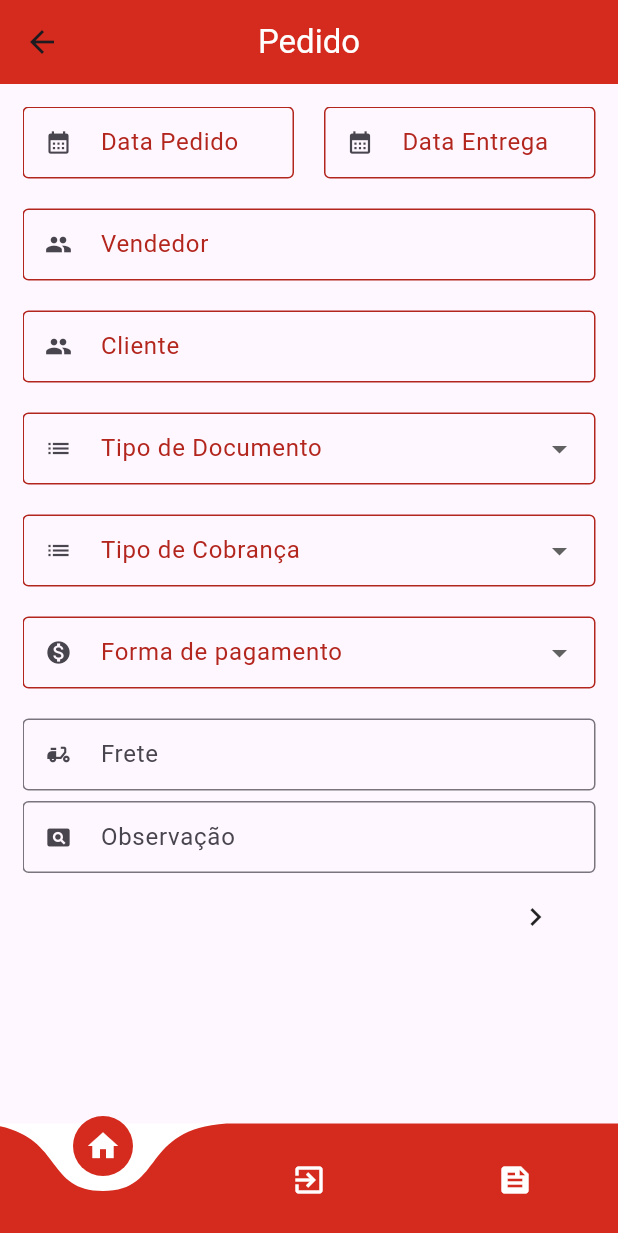
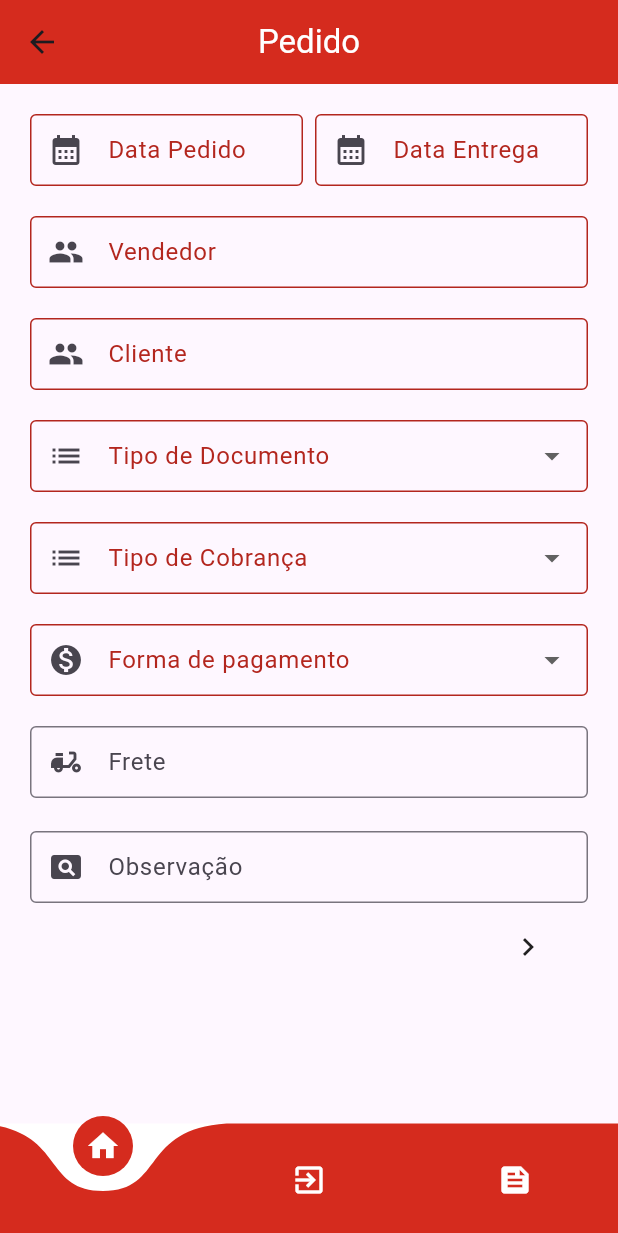
Before and after one commit to kelidss/StikVendas, a Flutter app: the PedidoPage screen opened directly, on a phone screen of 412 x 824 dp. Shown: the top 1233 px of the screen. Run offline on Flutter 3.47's test engine with Material 3 defaults, Android fonts, the phone set to English and light mode, and no system bars; drawn by our look-alikes of curved_navigation_bar; our stand-ins replace awesome_dialog, carousel_slider, mask_text_input_formatter, percent_indicator.

Commit message:
ajuste em pedidopage

```diff
--- a/lib/Views/PedidoPage.dart
+++ b/lib/Views/PedidoPage.dart
@@ -37,11 +37,10 @@
         DtEntregaController.text.isNotEmpty &&
         VendedorController.text.isNotEmpty &&
         ClienteController.text.isNotEmpty;
-    // &&
-    // TpDocumentoController.text.isNotEmpty &&
-    //  TipoCobracaController.text.isNotEmpty &&
-    // FormaPgtoController.text.isNotEmpty &&
-    //  FreteController.text.isNotEmpty;
+    //&&
+    //  TpDocumentoController.text.isNotEmpty &&
+    // TipoCobracaController.text.isNotEmpty &&
+    //  FormaPgtoController.text.isNotEmpty;
   }
 
   _avancarParaProximaPagina1() {
@@ -51,7 +50,7 @@
         curve: Curves.easeInOut,
       );
     } else {
-      /* AwesomeDialog(
+      AwesomeDialog(
         context: context,
         dialogType: DialogType.warning,
         animType: AnimType.scale,
@@ -60,15 +59,13 @@
           Navigator.push(context,
               MaterialPageRoute(builder: (context) => const PedidoPage()));
         },
-      ).show();*/
+      ).show();
     }
   }
 
   _todosCamposPreenchidos2() {
-    return
-        //ArtigoController.text.isNotEmpty &&
-        // DetArtigoController.text.isNotEmpty &&
-
+    return //ArtigoController.text.isNotEmpty &&
+        //   DetArtigoController.text.isNotEmpty &&
         UndController.text.isNotEmpty &&
             QtdController.text.isNotEmpty &&
             VrBaseController.text.isNotEmpty &&
@@ -83,7 +80,7 @@
         curve: Curves.easeInOut,
       );
     } else {
-      /* AwesomeDialog(
+      AwesomeDialog(
         context: context,
         dialogType: DialogType.warning,
         animType: AnimType.scale,
@@ -92,13 +89,17 @@
           Navigator.pushReplacement(context,
               MaterialPageRoute(builder: (context) => const PedidoPage()));
         },
-      ).show();*/
+      ).show();
     }
   }
 
   @override
   Widget build(BuildContext context) {
     return Scaffold(
+      // floatingActionButton: FloatingActionButton(
+      // backgroundColor: Colors.green,
+      // onPressed: () {},
+      //    ),
       appBar: AppBar(
         // appBar: PreferredSize(
         // preferredSize: Size.fromHeight(80),
@@ -113,7 +114,7 @@
         backgroundColor: const Color(0xFFD52B1E),
       ),
       body: Padding(
-        padding: const EdgeInsets.all(15.0),
+        padding: const EdgeInsets.all(20.0),
         child: PageView(
           physics: const NeverScrollableScrollPhysics(),
           controller: _pageController,
@@ -130,11 +131,12 @@
                       child: TextFormField(
                         controller: DtPedidoController,
                         decoration: InputDecoration(
-                          prefixIcon: Icon(Icons.calendar_month),
+                            prefixIcon: const Icon(Icons.calendar_month),
                             hintText: '00/00/0000',
                             border: const OutlineInputBorder(),
-                          isDense: true,
+                            isDense: false,
                             labelText: 'Data Pedido',
+
                             //       errorText: DtPedidoController.text.isEmpty ? 'campo obrigatorio' : null,
                             //    errorBorder: OutlineInputBorder(
                             // borderSide: BorderSide(color: Colors.red)
@@ -146,10 +148,12 @@
                                     states.contains(MaterialState.error)
                                         ? Theme.of(context).colorScheme.error
                                         : Colors.green;
-                              return TextStyle(color: color, letterSpacing: 1);
+                                return TextStyle(
+                                    color: color, letterSpacing: 1);
                               },
                             ),
-                        ),
+                            contentPadding: const EdgeInsets.symmetric(
+                                vertical: 10, horizontal: 20)),
                         inputFormatters: [
                           MaskTextInputFormatter(mask: '##/##/####')
                         ],
@@ -158,13 +162,13 @@
                           if (value == null || value == '') {
                             return '';
                           }
-                          return null;
+                          //  return null;
                         },
                         autovalidateMode: AutovalidateMode.always,
                       ),
                     ),
 
-                    const SizedBox(width: 20), // Espaçamento entre os campos
+                    const SizedBox(width: 8), // Espaçamento entre os campos
                     Expanded(
                       child: TextFormField(
                         controller: DtEntregaController,
@@ -172,7 +176,7 @@
                             prefixIcon: const Icon(Icons.calendar_month),
                             hintText: '00/00/0000',
                             border: const OutlineInputBorder(),
-                          isDense: true,
+                            isDense: false,
                             labelText: 'Data Entrega',
                             floatingLabelStyle:
                                 MaterialStateTextStyle.resolveWith(
@@ -181,10 +185,12 @@
                                     states.contains(MaterialState.error)
                                         ? Theme.of(context).colorScheme.error
                                         : Colors.green;
-                              return TextStyle(color: color, letterSpacing: 1);
+                                return TextStyle(
+                                    color: color, letterSpacing: 1);
                               },
                             ),
-                        ),
+                            contentPadding: const EdgeInsets.symmetric(
+                                vertical: 10, horizontal: 20)),
                         inputFormatters: [
                           MaskTextInputFormatter(mask: '##/##/####')
                         ],
@@ -206,7 +212,7 @@
                   decoration: InputDecoration(
                       prefixIcon: const Icon(Icons.people),
                       border: const OutlineInputBorder(),
-                      isDense: true,
+                      isDense: false,
                       labelText: 'Vendedor',
                       floatingLabelStyle: MaterialStateTextStyle.resolveWith(
                           (Set<MaterialState> states) {
@@ -214,12 +220,14 @@
                             ? Theme.of(context).colorScheme.error
                             : Colors.green;
                         return TextStyle(color: color, letterSpacing: 1);
-                      })),
+                      }),
+                      contentPadding: const EdgeInsets.symmetric(
+                          vertical: 10, horizontal: 20)),
                   validator: (String? value) {
                     if (value == null || value == '') {
                       return '';
                     }
-                    return null;
+                    //  return null;
                   },
                   autovalidateMode: AutovalidateMode.always,
                 ),
@@ -229,17 +237,19 @@
                   decoration: InputDecoration(
                       prefixIcon: const Icon(Icons.people),
                       border: const OutlineInputBorder(),
-                    isDense: true,
+                      isDense: false,
                       labelText: 'Cliente',
                       floatingLabelStyle: MaterialStateTextStyle.resolveWith(
                         (Set<MaterialState> states) {
-                        final Color color = states.contains(MaterialState.error)
+                          final Color color =
+                              states.contains(MaterialState.error)
                                   ? Theme.of(context).colorScheme.error
                                   : Colors.green;
                           return TextStyle(color: color, letterSpacing: 1);
                         },
                       ),
-                  ),
+                      contentPadding: const EdgeInsets.symmetric(
+                          vertical: 10, horizontal: 20)),
                   validator: (String? value) {
                     if (value == null || value == '') {
                       return '';
@@ -270,18 +280,20 @@
                       prefixIcon: const Icon(Icons.list),
                       border: const OutlineInputBorder(),
                       //  contentPadding: EdgeInsets.fromLTRB(12, 20, 12, 10),
-                    isDense: true,
+                      isDense: false,
                       // floatingLabelBehavior: FloatingLabelBehavior.auto,
                       labelText: 'Tipo de Documento',
                       floatingLabelStyle: MaterialStateTextStyle.resolveWith(
                         (Set<MaterialState> states) {
-                        final Color color = states.contains(MaterialState.error)
+                          final Color color =
+                              states.contains(MaterialState.error)
                                   ? Theme.of(context).colorScheme.error
                                   : Colors.green;
                           return TextStyle(color: color, letterSpacing: 1);
                         },
                       ),
-                  ),
+                      contentPadding: const EdgeInsets.symmetric(
+                          vertical: 10, horizontal: 20)),
                   validator: (String? value) {
                     if (value == null || value == '') {
                       return '';
@@ -312,7 +324,7 @@
                       prefixIcon: const Icon(Icons.list),
                       border:
                           const OutlineInputBorder(borderSide: BorderSide()),
-                      isDense: true,
+                      isDense: false,
                       labelText: 'Tipo de Cobrança',
                       floatingLabelStyle: MaterialStateTextStyle.resolveWith(
                           (Set<MaterialState> states) {
@@ -320,7 +332,9 @@
                             ? Theme.of(context).colorScheme.error
                             : Colors.green;
                         return TextStyle(color: color, letterSpacing: 1);
-                      })),
+                      }),
+                      contentPadding: const EdgeInsets.symmetric(
+                          vertical: 10, horizontal: 20)),
                   validator: (String? value) {
                     if (value == null || value == '') {
                       return '';
@@ -350,7 +364,7 @@
                   decoration: InputDecoration(
                       prefixIcon: const Icon(Icons.monetization_on),
                       border: const OutlineInputBorder(),
-                      isDense: true,
+                      isDense: false,
                       labelText: 'Forma de pagamento',
                       floatingLabelStyle: MaterialStateTextStyle.resolveWith(
                           (Set<MaterialState> states) {
@@ -358,7 +372,9 @@
                             ? Theme.of(context).colorScheme.error
                             : Colors.green;
                         return TextStyle(color: color, letterSpacing: 1);
-                      })),
+                      }),
+                      contentPadding: const EdgeInsets.symmetric(
+                          vertical: 10, horizontal: 20)),
                   validator: (String? value) {
                     if (value == null || value == '') {
                       return '';
@@ -375,11 +391,12 @@
                       labelText: 'Frete',
                       hintText: 'não obrigatório',
                       border: OutlineInputBorder(),
-                    isDense: true,
+                      isDense: false,
                       floatingLabelBehavior: FloatingLabelBehavior.auto,
+                      contentPadding:
+                          EdgeInsets.symmetric(vertical: 10, horizontal: 50)),
                 ),
-                ),
-                const SizedBox(height: 55),
+                const SizedBox(height: 70),
                 TextFormField(
                   controller: ObservacaoController,
                   decoration: const InputDecoration(
@@ -387,9 +404,10 @@
                       labelText: 'Observação',
                       hintText: 'não obrigatório',
                       border: OutlineInputBorder(),
-                    isDense: true,
+                      isDense: false,
                       floatingLabelBehavior: FloatingLabelBehavior.auto,
-                  ),
+                      contentPadding:
+                          EdgeInsets.symmetric(vertical: 10, horizontal: 20)),
                 ),
                 const SizedBox(height: 55),
                 Expanded(
@@ -446,7 +464,9 @@
                             ? Theme.of(context).colorScheme.error
                             : Colors.green;
                         return TextStyle(color: color, letterSpacing: 1);
-                      })),
+                      }),
+                      contentPadding: const EdgeInsets.symmetric(
+                          vertical: 10, horizontal: 20)),
                   validator: (String? value) {
                     if (value == null || value == '') {
                       return '';
@@ -484,7 +504,9 @@
                             ? Theme.of(context).colorScheme.error
                             : Colors.green;
                         return TextStyle(color: color, letterSpacing: 1);
-                      })),
+                      }),
+                      contentPadding: const EdgeInsets.symmetric(
+                          vertical: 10, horizontal: 20)),
                   validator: (String? value) {
                     if (value == null || value == '') {
                       return '';
@@ -507,7 +529,9 @@
                             ? Theme.of(context).colorScheme.error
                             : Colors.green;
                         return TextStyle(color: color, letterSpacing: 1);
-                      })),
+                      }),
+                      contentPadding: const EdgeInsets.symmetric(
+                          vertical: 10, horizontal: 20)),
                   keyboardType: TextInputType.number,
                   validator: (String? value) {
                     if (value == null || value == '') {
@@ -527,13 +551,15 @@
                       isDense: true,
                       floatingLabelStyle: MaterialStateTextStyle.resolveWith(
                         (Set<MaterialState> states) {
-                        final Color color = states.contains(MaterialState.error)
+                          final Color color =
+                              states.contains(MaterialState.error)
                                   ? Theme.of(context).colorScheme.error
                                   : Colors.green;
                           return TextStyle(color: color, letterSpacing: 1);
                         },
                       ),
-                  ),
+                      contentPadding: const EdgeInsets.symmetric(
+                          vertical: 10, horizontal: 20)),
                   inputFormatters: [MaskTextInputFormatter(mask: '#,####.##')],
                   keyboardType: TextInputType.number,
                   validator: (String? value) {
@@ -551,7 +577,6 @@
                       prefixIcon: const Icon(Icons.shopping_bag),
                       labelText: 'OC Cliente',
                       border: const OutlineInputBorder(),
-                      contentPadding: const EdgeInsets.fromLTRB(12, 20, 12, 10),
                       isDense: true,
                       floatingLabelStyle: MaterialStateTextStyle.resolveWith(
                           (Set<MaterialState> states) {
@@ -559,7 +584,9 @@
                             ? Theme.of(context).colorScheme.error
                             : Colors.green;
                         return TextStyle(color: color, letterSpacing: 1);
-                      })),
+                      }),
+                      contentPadding: const EdgeInsets.symmetric(
+                          vertical: 10, horizontal: 20)),
                   validator: (String? value) {
                     if (value == null || value == '') {
                       return '';
@@ -579,13 +606,15 @@
                       isDense: true,
                       floatingLabelStyle: MaterialStateTextStyle.resolveWith(
                         (Set<MaterialState> states) {
-                        final Color color = states.contains(MaterialState.error)
+                          final Color color =
+                              states.contains(MaterialState.error)
                                   ? Theme.of(context).colorScheme.error
                                   : Colors.green;
                           return TextStyle(color: color, letterSpacing: 1);
                         },
                       ),
-                  ),
+                      contentPadding: const EdgeInsets.symmetric(
+                          vertical: 10, horizontal: 20)),
                   inputFormatters: [MaskTextInputFormatter(mask: '#,####.##')],
                   keyboardType: TextInputType.number,
                   validator: (String? value) {
@@ -604,17 +633,18 @@
                       hintText: '0,0',
                       labelText: 'Preço Efetivo',
                       border: const OutlineInputBorder(),
-                    contentPadding: const EdgeInsets.fromLTRB(12, 20, 12, 10),
                       isDense: true,
                       floatingLabelStyle: MaterialStateTextStyle.resolveWith(
                         (Set<MaterialState> states) {
-                        final Color color = states.contains(MaterialState.error)
+                          final Color color =
+                              states.contains(MaterialState.error)
                                   ? Theme.of(context).colorScheme.error
                                   : Colors.green;
                           return TextStyle(color: color, letterSpacing: 1);
                         },
                       ),
-                  ),
+                      contentPadding: const EdgeInsets.symmetric(
+                          vertical: 10, horizontal: 20)),
                   inputFormatters: [MaskTextInputFormatter(mask: '#,####.##')],
                   keyboardType: TextInputType.number,
                   validator: (String? value) {
@@ -636,13 +666,15 @@
                       labelText: 'Valor Bruto',
                       floatingLabelStyle: MaterialStateTextStyle.resolveWith(
                         (Set<MaterialState> states) {
-                        final Color color = states.contains(MaterialState.error)
+                          final Color color =
+                              states.contains(MaterialState.error)
                                   ? Theme.of(context).colorScheme.error
                                   : Colors.green;
                           return TextStyle(color: color, letterSpacing: 1);
                         },
                       ),
-                  ),
+                      contentPadding: const EdgeInsets.symmetric(
+                          vertical: 10, horizontal: 20)),
                   inputFormatters: [MaskTextInputFormatter(mask: '#,####.##')],
                   keyboardType: TextInputType.number,
                   validator: (String? value) {
```
Also changed, not shown: lib/Views/PedidoPage_Resumo.dart (+101 -0 lines), 1 other file. Lines whose indentation alone changed are shown as unchanged.
